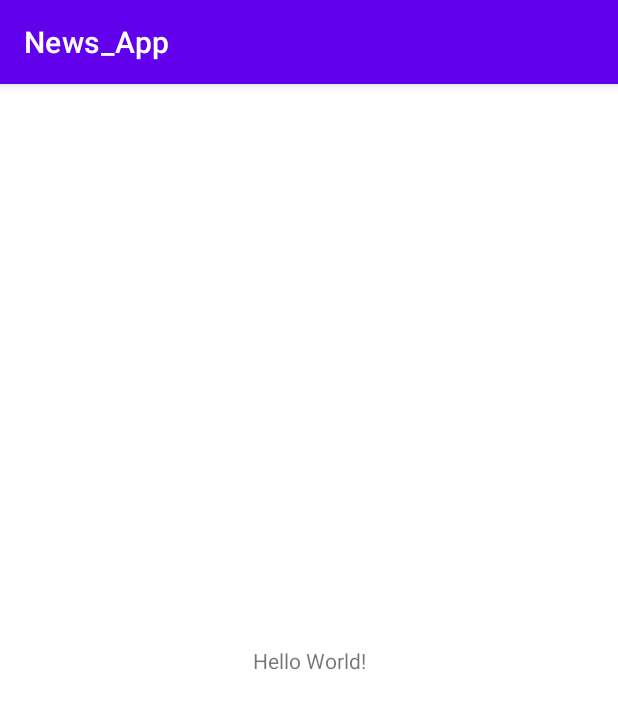
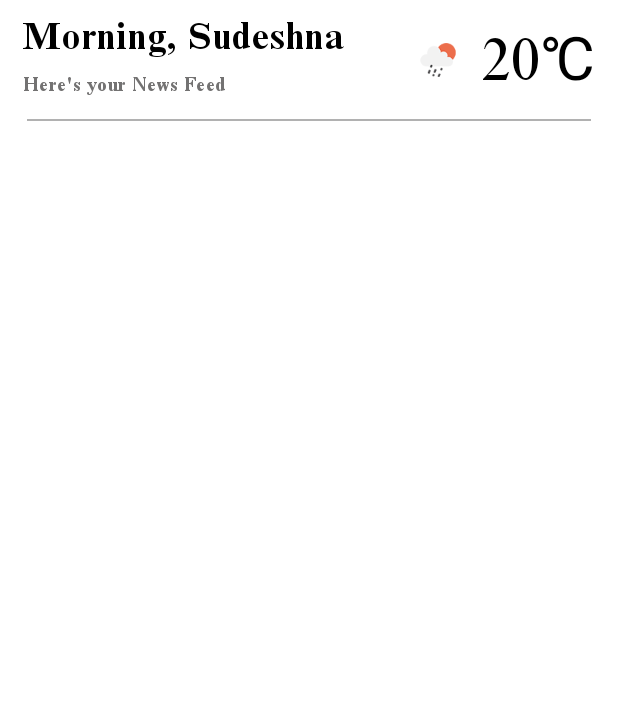
Before and after one commit to rahul-gangopadhyay/NewsApp, an Android app: the screen it shows after launch (MainActivity before the commit, HomePage after it), on a phone screen of 412 x 824 dp. Shown: the top 709 px of the screen. Run offline under Robolectric (Android 15) with nearby library versions, the phone set to English and light mode, and no system bars.

Commit message:
Top Info Box Done

```diff
--- a/app/build.gradle
+++ b/app/build.gradle
@@ -38,6 +38,8 @@ dependencies {
     implementation 'androidx.appcompat:appcompat:1.5.1'
     implementation 'com.google.android.material:material:1.7.0'
     implementation 'androidx.constraintlayout:constraintlayout:2.1.4'
+    implementation("androidx.recyclerview:recyclerview:1.2.1")
+    implementation("androidx.recyclerview:recyclerview-selection:1.1.0")
     testImplementation 'junit:junit:4.13.2'
     androidTestImplementation 'androidx.test.ext:junit:1.1.3'
     androidTestImplementation 'androidx.test.espresso:espresso-core:3.4.0'
--- a/app/src/main/AndroidManifest.xml
+++ b/app/src/main/AndroidManifest.xml
@@ -12,6 +12,13 @@
         android:supportsRtl="true"
         android:theme="@style/Theme.News_App"
         tools:targetApi="31">
+        <activity
+            android:name=".HomePage"
+            android:exported="false">
+            <meta-data
+                android:name="android.app.lib_name"
+                android:value="" />
+        </activity>
         <activity
             android:name=".MainActivity"
             android:exported="true">
--- /dev/null
+++ b/app/src/main/java/com/example/news_app/HomePage.kt
@@ -0,0 +1,15 @@
+package com.example.news_app
+
+import androidx.appcompat.app.AppCompatActivity
+import android.os.Bundle
+
+class HomePage : AppCompatActivity() {
+    override fun onCreate(savedInstanceState: Bundle?) {
+        super.onCreate(savedInstanceState)
+        setContentView(R.layout.activity_home_page)
+
+        if (supportActionBar != null) {
+            supportActionBar!!.hide()
+        }
+    }
+}
--- a/app/src/main/java/com/example/news_app/MainActivity.kt
+++ b/app/src/main/java/com/example/news_app/MainActivity.kt
@@ -1,5 +1,6 @@
 package com.example.news_app
 
+import android.content.Intent
 import androidx.appcompat.app.AppCompatActivity
 import android.os.Bundle
 
@@ -7,5 +8,12 @@ class MainActivity : AppCompatActivity() {
     override fun onCreate(savedInstanceState: Bundle?) {
         super.onCreate(savedInstanceState)
         setContentView(R.layout.activity_main)
+
+//        if (supportActionBar != null) {
+//            supportActionBar!!.hide()
+//        }
+
+        val intent = Intent(this, HomePage::class.java)
+        startActivity(intent)
     }
 }
--- /dev/null
+++ b/app/src/main/res/layout/activity_home_page.xml
@@ -0,0 +1,99 @@
+<?xml version="1.0" encoding="utf-8"?>
+<androidx.constraintlayout.widget.ConstraintLayout xmlns:android="http://schemas.android.com/apk/res/android"
+    xmlns:app="http://schemas.android.com/apk/res-auto"
+    xmlns:tools="http://schemas.android.com/tools"
+    android:layout_width="match_parent"
+    android:layout_height="match_parent"
+    android:background="@color/white"
+    tools:context=".HomePage">
+
+        <TextView
+            android:id="@+id/nametxt"
+            android:layout_width="wrap_content"
+            android:layout_height="wrap_content"
+            app:layout_constraintLeft_toLeftOf="parent"
+            app:layout_constraintTop_toTopOf="parent"
+            android:text="Morning, Sudeshna"
+            android:fontFamily="@font/times_new_roman_bold"
+            android:textSize="25sp"
+            android:letterSpacing="0.02"
+            android:textColor="@color/txt1"
+            android:layout_marginStart="15dp"
+            android:layout_marginTop="10dp"/>
+
+        <TextView
+            android:id="@+id/welctxt"
+            android:layout_width="wrap_content"
+            android:layout_height="wrap_content"
+            android:text="Here's your News Feed"
+            android:layout_marginStart="15dp"
+            android:layout_marginTop="10dp"
+            android:fontFamily="@font/times_new_roman_bold"
+            app:layout_constraintLeft_toLeftOf="parent"
+            app:layout_constraintTop_toBottomOf="@id/nametxt"
+            android:textSize="13sp"
+            android:letterSpacing="0.02"
+            android:textColor="@color/grey"/>
+
+        <TextView
+            android:id="@+id/tempsymbol"
+            android:layout_width="wrap_content"
+            android:layout_height="wrap_content"
+            app:layout_constraintRight_toRightOf="parent"
+            app:layout_constraintTop_toTopOf="parent"
+            app:layout_constraintBottom_toTopOf="@id/line"
+            android:text="\u2103"
+            android:fontFamily="@font/times_new_roman"
+            android:textSize="40sp"
+            android:letterSpacing="0.02"
+            android:textColor="@color/txt1"
+            android:layout_marginEnd="15dp" />
+
+        <TextView
+            android:id="@+id/temperature"
+            android:layout_width="wrap_content"
+            android:layout_height="wrap_content"
+            app:layout_constraintRight_toLeftOf="@id/tempsymbol"
+            app:layout_constraintTop_toTopOf="parent"
+            app:layout_constraintBottom_toTopOf="@id/line"
+            android:text="20"
+            android:fontFamily="@font/times_new_roman"
+            android:textSize="40sp"
+            android:letterSpacing="0.02"
+            android:textColor="@color/txt1" />
+
+<!--        <TextView-->
+<!--            android:id="@+id/cityname"-->
+<!--            android:layout_width="wrap_content"-->
+<!--            android:layout_height="wrap_content"-->
+<!--            app:layout_constraintRight_toRightOf="parent"-->
+<!--            app:layout_constraintTop_toBottomOf="@id/temperature"-->
+<!--            android:text="Thiruvananthapuram"-->
+<!--            android:fontFamily="@font/times_new_roman_bold"-->
+<!--            android:textSize="15sp"-->
+<!--            android:letterSpacing="0.02"-->
+<!--            android:textColor="@color/txt1"-->
+<!--            android:layout_marginEnd="15dp" />-->
+
+        <ImageView
+            android:layout_width="45dp"
+            android:layout_height="45dp"
+            app:layout_constraintTop_toTopOf="parent"
+            app:layout_constraintBottom_toTopOf="@id/line"
+            app:layout_constraintRight_toLeftOf="@id/temperature"
+            android:src="@drawable/weathersymbol"
+            android:layout_marginRight="5dp"/>
+
+        <View
+            android:id="@+id/line"
+            android:layout_width="match_parent"
+            android:layout_height="1dp"
+            android:background="#B1B1B1"
+            app:layout_constraintTop_toBottomOf="@id/welctxt"
+            app:layout_constraintLeft_toLeftOf="parent"
+            app:layout_constraintRight_toRightOf="parent"
+            android:layout_marginTop="15dp"
+            android:layout_marginHorizontal="18dp"/>
+
+
+</androidx.constraintlayout.widget.ConstraintLayout>
--- a/app/src/main/res/values/colors.xml
+++ b/app/src/main/res/values/colors.xml
@@ -6,5 +6,8 @@
     <color name="teal_200">#FF03DAC5</color>
     <color name="teal_700">#FF018786</color>
     <color name="black">#FF000000</color>
+    <color name="txt1">#FF000000</color>
     <color name="white">#FFFFFFFF</color>
+    <color name="bg">#FFFFFFFF</color>
+    <color name="grey">#737272</color>
 </resources>
--- a/app/src/main/res/values/themes.xml
+++ b/app/src/main/res/values/themes.xml
@@ -1,6 +1,6 @@
 <resources xmlns:tools="http://schemas.android.com/tools">
     <!-- Base application theme. -->
-    <style name="Theme.News_App" parent="Theme.MaterialComponents.DayNight.DarkActionBar">
+    <style name="Theme.News_App" parent="Theme.MaterialComponents.DayNight.NoActionBar">
         <!-- Primary brand color. -->
         <item name="colorPrimary">@color/purple_500</item>
         <item name="colorPrimaryVariant">@color/purple_700</item>
```
Also changed, not shown: app/src/main/res/drawable/weathersymbol.png (added), app/src/main/res/font/times_new_roman.ttf (added), app/src/main/res/font/times_new_roman_bold.ttf (added), app/src/main/res/font/times_new_roman_bold_italic.ttf (added), app/src/main/res/font/times_new_roman_italic.ttf (added).
